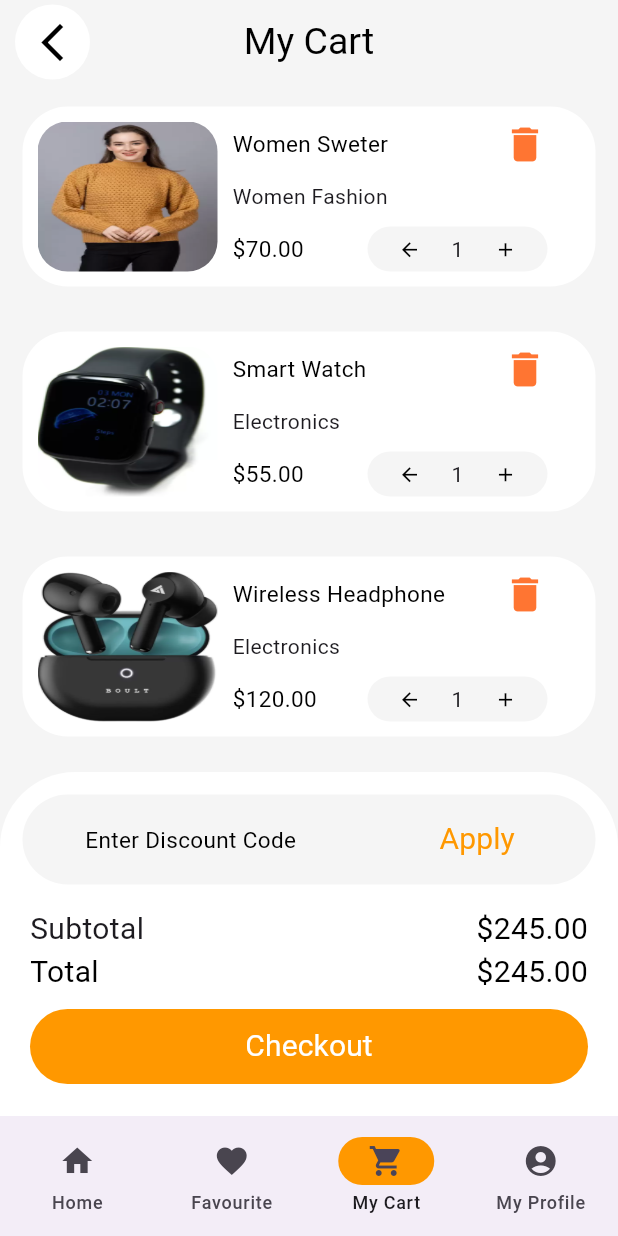
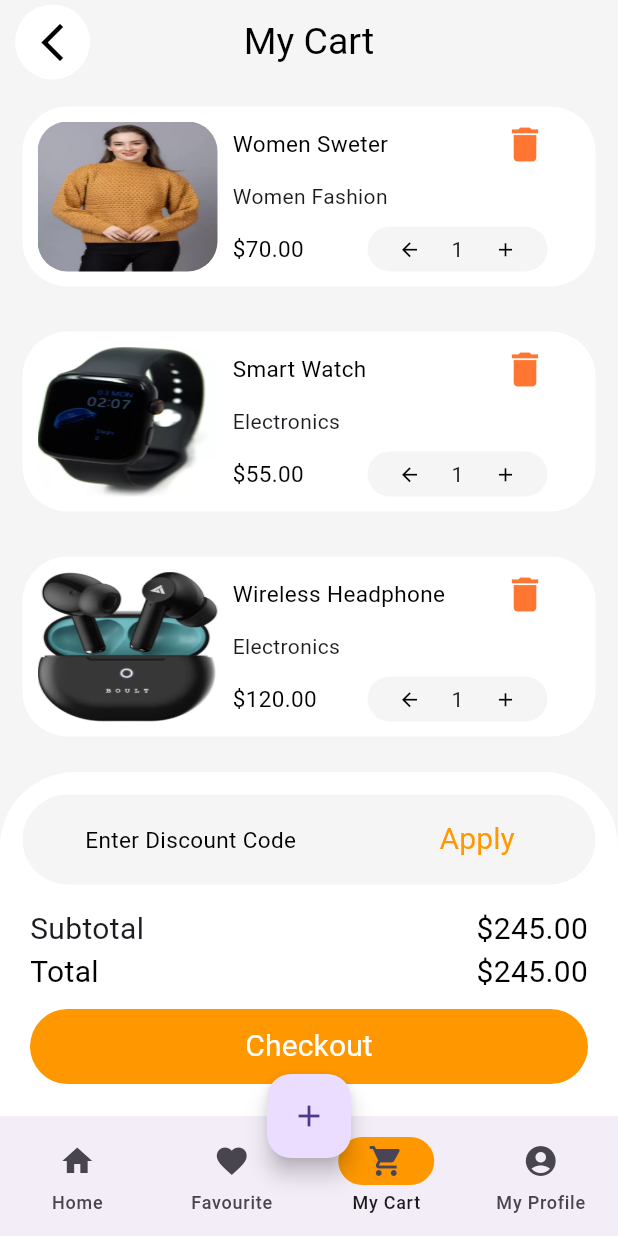
Before and after one commit to kumartarun07/ecommerce, a Flutter app: the BottomPage screen opened directly, item 3 of the bottom bar chosen, on a phone screen of 412 x 824 dp. Run offline on Flutter 3.47's test engine with Material 3 defaults, Android fonts, the phone set to English and light mode, and no system bars; our stand-ins replace bloc, flutter_bloc, shared_preferences; accounts and stored records are empty; network calls fail.

Commit message:
initial update

```diff
--- a/lib/data/remote/api_helper.dart
+++ b/lib/data/remote/api_helper.dart
@@ -23,7 +23,6 @@ class ApiHelper
     }
 
   }
-
 
   Future<dynamic> postApi({required String url ,
     bool isHeaderRequired=true,
--- a/lib/ui_page/dashboard/bottom_page.dart
+++ b/lib/ui_page/dashboard/bottom_page.dart
@@ -26,6 +26,8 @@ class _BottomPageState extends State<BottomPage>
   {
     return Scaffold(
       body:navPages[selectedIndex],
+      floatingActionButtonLocation:      FloatingActionButtonLocation.centerDocked,
+      floatingActionButton:     FloatingActionButton(onPressed: (){},child: Icon(Icons.add),),
       bottomNavigationBar: NavigationBar(
         indicatorColor: Colors.orange,
         destinations:
--- a/lib/ui_page/splash_page.dart
+++ b/lib/ui_page/splash_page.dart
@@ -25,7 +25,6 @@ class _SplashPageState extends State<SplashPage>
         nextPage=BottomPage();
       }
       Navigator.pushReplacement(context,MaterialPageRoute(builder: (context)=>nextPage));
-
     }
     );
   }
```
Also changed, not shown: 1 other file.
